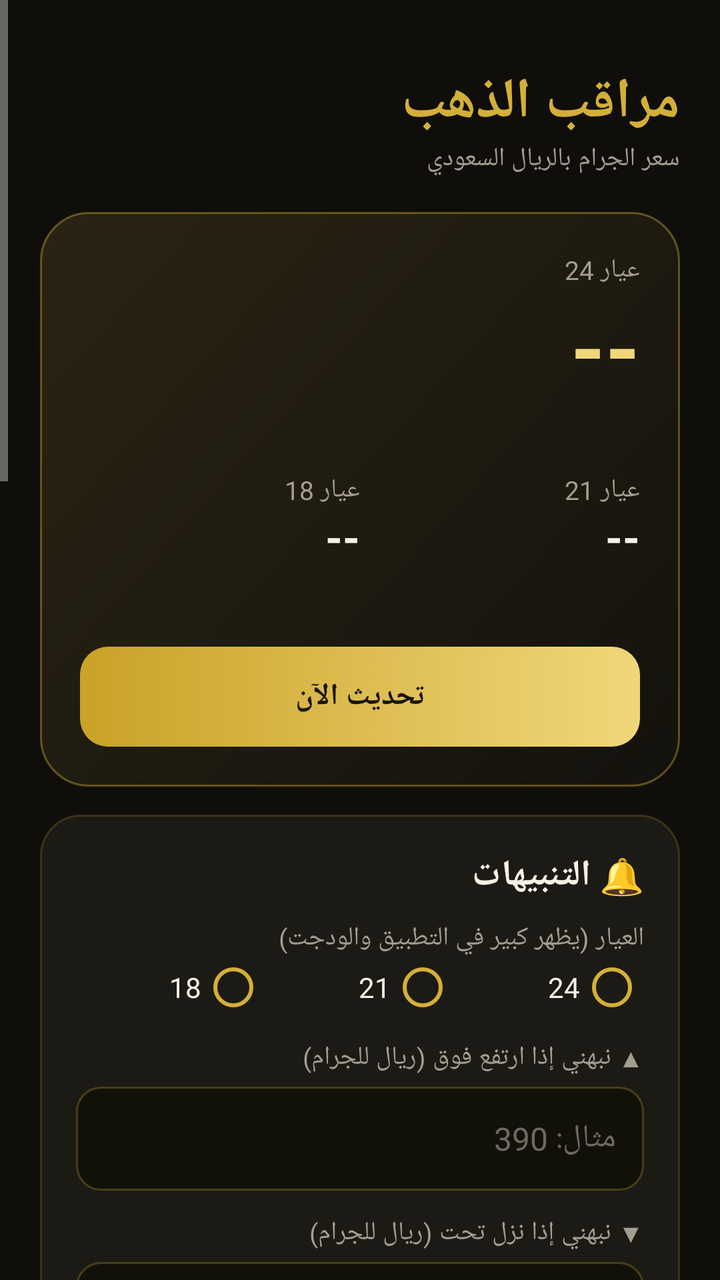
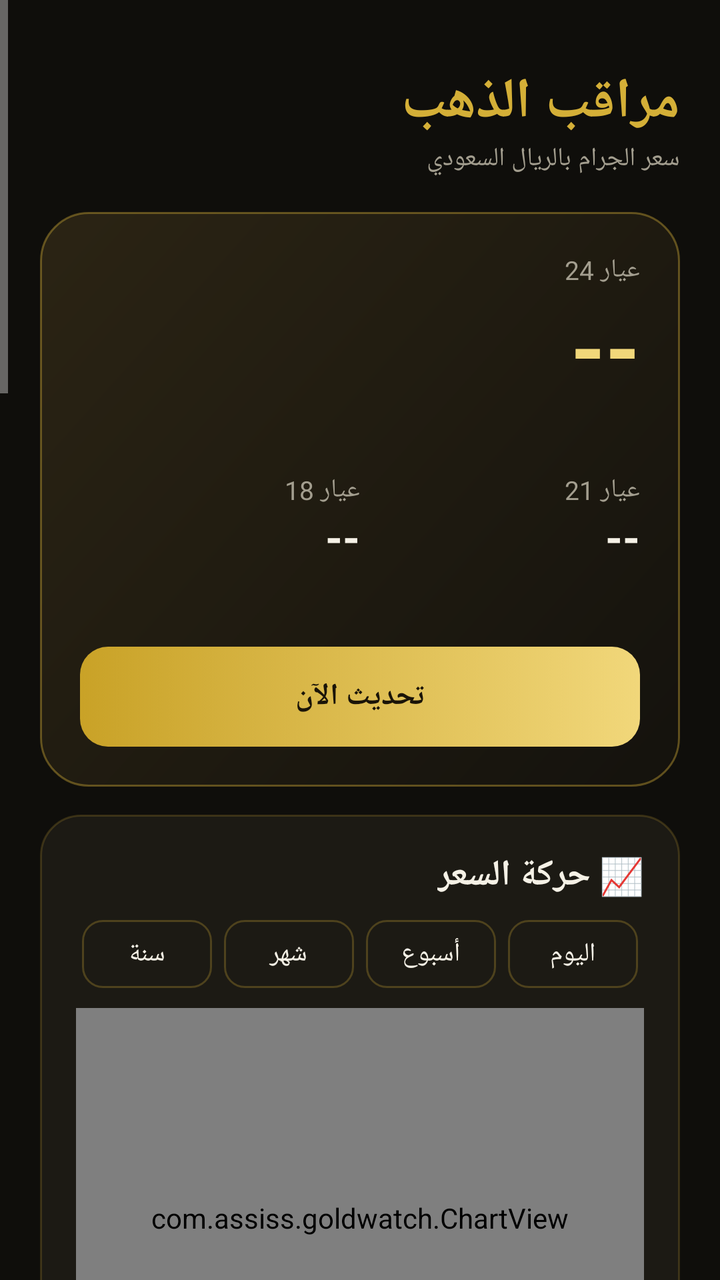

Screens rendered from an Android XML layout before and after an edit, with the pre-edit source and the edit as a unified diff.
<!-- AndroidManifest.xml: application theme AppTheme -->
<!-- res/layout/activity_main.xml -->
<?xml version="1.0" encoding="utf-8"?>
<ScrollView xmlns:android="http://schemas.android.com/apk/res/android"
    android:layout_width="match_parent"
    android:layout_height="match_parent"
    android:fillViewport="true"
    android:layoutDirection="rtl">

    <LinearLayout
        android:layout_width="match_parent"
        android:layout_height="wrap_content"
        android:orientation="vertical"
        android:padding="20dp">

        <LinearLayout
            android:layout_width="match_parent"
            android:layout_height="wrap_content"
            android:layout_marginTop="12dp"
            android:orientation="horizontal"
            android:gravity="top">
            <LinearLayout
                android:layout_width="0dp"
                android:layout_height="wrap_content"
                android:layout_weight="1"
                android:orientation="vertical">
                <TextView
                    android:layout_width="wrap_content"
                    android:layout_height="wrap_content"
                    android:text="مراقب الذهب"
                    android:textColor="@color/gold"
                    android:textSize="28sp"
                    android:textStyle="bold" />
                <TextView style="@style/Label"
                    android:text="سعر الجرام بالريال السعودي" />
            </LinearLayout>

            
            <LinearLayout
                android:id="@+id/dedication"
                android:layout_width="wrap_content"
                android:layout_height="wrap_content"
                android:layout_marginTop="4dp"
                android:orientation="vertical"
                android:gravity="center"
                android:background="@drawable/badge_bg"
                android:paddingStart="14dp"
                android:paddingEnd="14dp"
                android:paddingTop="6dp"
                android:paddingBottom="8dp"
                android:visibility="gone">
                <TextView
                    android:layout_width="wrap_content"
                    android:layout_height="wrap_content"
                    android:text="✦ نسخة خاصة ✦"
                    android:textColor="@color/muted"
                    android:textSize="11sp" />
                <TextView
                    android:id="@+id/dedicationName"
                    android:layout_width="wrap_content"
                    android:layout_height="wrap_content"
                    android:textColor="@color/gold_light"
                    android:textSize="14sp"
                    android:textStyle="bold" />
            </LinearLayout>
        </LinearLayout>

        
        <LinearLayout
            android:layout_width="match_parent"
            android:layout_height="wrap_content"
            android:layout_marginTop="18dp"
            android:orientation="vertical"
            android:background="@drawable/hero_bg"
            android:padding="20dp">
            <TextView android:id="@+id/lMain" style="@style/Label" android:text="عيار 24" />
            <TextView android:id="@+id/pMain"
                android:layout_width="wrap_content" android:layout_height="wrap_content"
                android:text="--" android:textColor="@color/gold_light"
                android:textSize="44sp" android:textStyle="bold" />
            <TextView android:id="@+id/change"
                android:layout_width="wrap_content" android:layout_height="wrap_content"
                android:textColor="@color/muted" android:textSize="13sp" />

            
            <LinearLayout android:id="@+id/bankRow"
                android:layout_width="match_parent" android:layout_height="wrap_content"
                android:layout_marginTop="14dp" android:orientation="horizontal"
                android:background="@drawable/input_bg" android:padding="12dp"
                android:visibility="gone">
                <LinearLayout android:layout_width="0dp" android:layout_height="wrap_content"
                    android:layout_weight="1" android:orientation="vertical" android:gravity="center">
                    <TextView style="@style/Label" android:text="بيع للبنك" android:textSize="11sp" />
                    <TextView android:id="@+id/pSell" android:layout_width="wrap_content"
                        android:layout_height="wrap_content" android:text="--"
                        android:textColor="#FF8A80" android:textSize="17sp" android:textStyle="bold" />
                </LinearLayout>
                <LinearLayout android:layout_width="0dp" android:layout_height="wrap_content"
                    android:layout_weight="1" android:orientation="vertical" android:gravity="center">
                    <TextView style="@style/Label" android:text="العالمي" android:textSize="11sp" />
                    <TextView android:id="@+id/pWorld" android:layout_width="wrap_content"
                        android:layout_height="wrap_content" android:text="--"
                        android:textColor="@color/text" android:textSize="17sp" android:textStyle="bold" />
                </LinearLayout>
                <LinearLayout android:layout_width="0dp" android:layout_height="wrap_content"
                    android:layout_weight="1" android:orientation="vertical" android:gravity="center">
                    <TextView style="@style/Label" android:text="شراء من البنك" android:textSize="11sp" />
                    <TextView android:id="@+id/pBuy" android:layout_width="wrap_content"
                        android:layout_height="wrap_content" android:text="--"
                        android:textColor="#80E0A0" android:textSize="17sp" android:textStyle="bold" />
                </LinearLayout>
            </LinearLayout>

            <LinearLayout android:layout_width="match_parent" android:layout_height="wrap_content"
                android:layout_marginTop="16dp" android:orientation="horizontal">
                <LinearLayout android:layout_width="0dp" android:layout_height="wrap_content"
                    android:layout_weight="1" android:orientation="vertical">
                    <TextView android:id="@+id/lA" style="@style/Label" android:text="عيار 21" />
                    <TextView android:id="@+id/pA" android:layout_width="wrap_content"
                        android:layout_height="wrap_content" android:text="--"
                        android:textColor="@color/text" android:textSize="22sp" android:textStyle="bold" />
                </LinearLayout>
                <LinearLayout android:layout_width="0dp" android:layout_height="wrap_content"
                    android:layout_weight="1" android:orientation="vertical">
                    <TextView android:id="@+id/lB" style="@style/Label" android:text="عيار 18" />
                    <TextView android:id="@+id/pB" android:layout_width="wrap_content"
                        android:layout_height="wrap_content" android:text="--"
                        android:textColor="@color/text" android:textSize="22sp" android:textStyle="bold" />
                </LinearLayout>
            </LinearLayout>

            <TextView android:id="@+id/time"
                android:layout_width="wrap_content" android:layout_height="wrap_content"
                android:layout_marginTop="12dp" android:textColor="#7D786B" android:textSize="12sp" />
            <Button android:id="@+id/refresh" style="@style/GoldBtn" android:text="تحديث الآن" />
        </LinearLayout>

        
        <LinearLayout style="@style/Card">
            <TextView android:layout_width="wrap_content" android:layout_height="wrap_content"
                android:text="🔔 التنبيهات" android:textColor="@color/text"
                android:textSize="18sp" android:textStyle="bold" />
            <TextView style="@style/Label" android:layout_marginTop="10dp" android:text="العيار (يظهر كبير في التطبيق والودجت)" />
            <RadioGroup android:id="@+id/karats"
                android:layout_width="match_parent" android:layout_height="wrap_content"
                android:orientation="horizontal">
                <RadioButton android:id="@+id/k24" android:layout_width="0dp" android:layout_weight="1"
                    android:layout_height="wrap_content" android:text="24" android:textColor="@color/text"
                    android:buttonTint="@color/gold" />
                <RadioButton android:id="@+id/k21" android:layout_width="0dp" android:layout_weight="1"
                    android:layout_height="wrap_content" android:text="21" android:textColor="@color/text"
                    android:buttonTint="@color/gold" />
                <RadioButton android:id="@+id/k18" android:layout_width="0dp" android:layout_weight="1"
                    android:layout_height="wrap_content" android:text="18" android:textColor="@color/text"
                    android:buttonTint="@color/gold" />
            </RadioGroup>

            <TextView style="@style/Label" android:layout_marginTop="10dp"
                android:text="▲ نبهني إذا ارتفع فوق (ريال للجرام)" />
            <EditText android:id="@+id/up" style="@style/Input" android:hint="مثال: 390" />

            <TextView style="@style/Label" android:layout_marginTop="12dp"
                android:text="▼ نبهني إذا نزل تحت (ريال للجرام)" />
            <EditText android:id="@+id/low" style="@style/Input" android:hint="مثال: 370" />

            <Button android:id="@+id/save" style="@style/GoldBtn" android:text="حفظ التنبيه" />
            <Button android:id="@+id/clear" style="@style/GhostBtn" android:text="إلغاء التنبيهات" />
            <Button android:id="@+id/testAlert" style="@style/GhostBtn" android:text="🔔 جرّب التنبيه" />
            <TextView android:id="@+id/alertStatus"
                android:layout_width="wrap_content" android:layout_height="wrap_content"
                android:layout_marginTop="12dp" android:textColor="@color/gold_light"
                android:textSize="14sp" android:lineSpacingExtra="4dp" />
        </LinearLayout>

        
        <LinearLayout style="@style/Card">
            <TextView android:layout_width="wrap_content" android:layout_height="wrap_content"
                android:text="🏦 سعر البنك" android:textColor="@color/text"
                android:textSize="18sp" android:textStyle="bold" />
            <TextView style="@style/Label" android:layout_marginTop="8dp" android:lineSpacingExtra="3dp"
                android:text="اكتب فرق البنك عن السعر العالمي (٪)، وتطلع لك أسعار البيع والشراء جنب السعر العالمي. واختر أي سعر يكون عليه التنبيه والرقم الكبير. خلها 0 للسعر العالمي بس." />
            <RadioGroup android:id="@+id/marginMode"
                android:layout_width="match_parent" android:layout_height="wrap_content"
                android:layout_marginTop="8dp" android:orientation="horizontal">
                <RadioButton android:id="@+id/modeSell" android:layout_width="0dp" android:layout_weight="1"
                    android:layout_height="wrap_content" android:text="التنبيه على سعر البيع"
                    android:textColor="@color/text" android:buttonTint="@color/gold" />
                <RadioButton android:id="@+id/modeBuy" android:layout_width="0dp" android:layout_weight="1"
                    android:layout_height="wrap_content" android:text="التنبيه على سعر الشراء"
                    android:textColor="@color/text" android:buttonTint="@color/gold" />
            </RadioGroup>
            <EditText android:id="@+id/margin" style="@style/Input" android:hint="فرق البنك ٪ — الأهلي تقريباً 1" />
            <Button android:id="@+id/saveMargin" style="@style/GoldBtn" android:text="حفظ" />
        </LinearLayout>

        
        <LinearLayout style="@style/Card">
            <TextView android:layout_width="wrap_content" android:layout_height="wrap_content"
                android:text="الإعداد" android:textColor="@color/text"
                android:textSize="18sp" android:textStyle="bold" />
            <Button android:id="@+id/addWidget" style="@style/GoldBtn" android:text="أضف الودجت للشاشة" />
            <Button android:id="@+id/battery" style="@style/GhostBtn" android:text="استثناء التطبيق من توفير البطارية" />
            <TextView style="@style/Label" android:layout_marginTop="12dp" android:lineSpacingExtra="4dp"
                android:text="• السعر يتحدث تلقائياً كل 15 دقيقة تقريباً (أقل مدة يسمح فيها أندرويد).\n• الأسعار عالمية محوّلة للريال على سعر 3.75، وقد تختلف عن أسعار المحلات بسبب المصنعية والضريبة.\n• استثناء التطبيق من توفير البطارية يضمن وصول التنبيهات في وقتها." />
        </LinearLayout>

        
        <View
            android:layout_width="48dp"
            android:layout_height="2dp"
            android:layout_gravity="center_horizontal"
            android:layout_marginTop="28dp"
            android:background="@color/gold" />
        <TextView
            android:layout_width="wrap_content"
            android:layout_height="wrap_content"
            android:layout_gravity="center_horizontal"
            android:layout_marginTop="12dp"
            android:text="تصميم وتطوير"
            android:textColor="@color/muted"
            android:textSize="12sp" />
        <TextView
            android:layout_width="wrap_content"
            android:layout_height="wrap_content"
            android:layout_gravity="center_horizontal"
            android:layout_marginTop="2dp"
            android:text="مسفر القحطاني"
            android:textColor="@color/gold"
            android:textSize="18sp"
            android:textStyle="bold"
            android:letterSpacing="0.05" />
        <TextView
            android:id="@+id/version"
            android:layout_width="wrap_content"
            android:layout_height="wrap_content"
            android:layout_gravity="center_horizontal"
            android:layout_marginTop="4dp"
            android:layout_marginBottom="16dp"
            android:textColor="#5E5A4F"
            android:textSize="11sp" />
    </LinearLayout>
</ScrollView>
<!-- resources referenced by this layout -->
<resources>
  <color name="gold">#D4AF37</color>
  <color name="gold_light">#F1D77A</color>
  <color name="muted">#A39E8F</color>
  <color name="text">#F5F1E6</color>
  <!-- drawable badge_bg (drawable) -->
  <shape xmlns:android="http://schemas.android.com/apk/res/android" android:shape="rectangle">
      <gradient android:angle="315" android:startColor="#3A2F12" android:endColor="#1C1A14" />
      <corners android:radius="14dp" />
      <stroke android:width="1dp" android:color="#AAD4AF37" />
  </shape>
  <!-- drawable hero_bg (drawable) -->
  <shape xmlns:android="http://schemas.android.com/apk/res/android" android:shape="rectangle">
      <gradient android:angle="315" android:startColor="#2B2414" android:endColor="#14120D" />
      <corners android:radius="24dp" />
      <stroke android:width="1dp" android:color="#66D4AF37" />
  </shape>
  <!-- drawable input_bg (drawable) -->
  <shape xmlns:android="http://schemas.android.com/apk/res/android" android:shape="rectangle">
      <solid android:color="#121109" />
      <corners android:radius="12dp" />
      <stroke android:width="1dp" android:color="#44D4AF37" />
  </shape>
  <style name="Card">
          <item name="android:layout_width">match_parent</item>
          <item name="android:layout_height">wrap_content</item>
          <item name="android:orientation">vertical</item>
          <item name="android:background">@drawable/card_bg</item>
          <item name="android:padding">18dp</item>
          <item name="android:layout_marginTop">14dp</item>
      </style>
  <style name="GhostBtn" parent="GoldBtn">
          <item name="android:background">@drawable/btn_ghost</item>
          <item name="android:textColor">@color/gold</item>
      </style>
  <style name="GoldBtn">
          <item name="android:layout_width">match_parent</item>
          <item name="android:layout_height">50dp</item>
          <item name="android:background">@drawable/btn_gold</item>
          <item name="android:textColor">#1A1408</item>
          <item name="android:textStyle">bold</item>
          <item name="android:textSize">15sp</item>
          <item name="android:layout_marginTop">12dp</item>
          <item name="android:stateListAnimator">@null</item>
      </style>
  <style name="Label">
          <item name="android:layout_width">wrap_content</item>
          <item name="android:layout_height">wrap_content</item>
          <item name="android:textColor">@color/muted</item>
          <item name="android:textSize">13sp</item>
      </style>
  <!-- drawable card_bg (drawable) -->
  <shape xmlns:android="http://schemas.android.com/apk/res/android" android:shape="rectangle">
      <solid android:color="@color/card" />
      <corners android:radius="20dp" />
      <stroke android:width="1dp" android:color="#33D4AF37" />
  </shape>
  <!-- drawable btn_ghost (drawable) -->
  <selector xmlns:android="http://schemas.android.com/apk/res/android">
      <item android:state_pressed="true">
          <shape><solid android:color="#22D4AF37" /><corners android:radius="14dp" /><stroke android:width="1dp" android:color="@color/gold" /></shape>
      </item>
      <item>
          <shape><solid android:color="#00000000" /><corners android:radius="14dp" /><stroke android:width="1dp" android:color="#88D4AF37" /></shape>
      </item>
  </selector>
  <color name="bg">#0F0E0B</color>
  <color name="card">#1C1A14</color>
  <!-- unchanged entries left out for length: 3 -->
</resources>

<!-- the commit's change to res/layout/activity_main.xml (unified diff, before → after) -->
@@ -136,6 +136,40 @@
         
         <LinearLayout style="@style/Card">
             <TextView android:layout_width="wrap_content" android:layout_height="wrap_content"
+                android:text="📈 حركة السعر" android:textColor="@color/text"
+                android:textSize="18sp" android:textStyle="bold" />
+            <LinearLayout android:layout_width="match_parent" android:layout_height="wrap_content"
+                android:layout_marginTop="10dp" android:orientation="horizontal">
+                <TextView android:id="@+id/tDay" android:layout_width="0dp" android:layout_weight="1"
+                    android:layout_height="34dp" android:layout_marginStart="3dp" android:layout_marginEnd="3dp"
+                    android:gravity="center" android:text="اليوم" android:textColor="@color/text"
+                    android:textSize="13sp" android:background="@drawable/tab_bg" />
+                <TextView android:id="@+id/tWeek" android:layout_width="0dp" android:layout_weight="1"
+                    android:layout_height="34dp" android:layout_marginStart="3dp" android:layout_marginEnd="3dp"
+                    android:gravity="center" android:text="أسبوع" android:textColor="@color/text"
+                    android:textSize="13sp" android:background="@drawable/tab_bg" />
+                <TextView android:id="@+id/tMonth" android:layout_width="0dp" android:layout_weight="1"
+                    android:layout_height="34dp" android:layout_marginStart="3dp" android:layout_marginEnd="3dp"
+                    android:gravity="center" android:text="شهر" android:textColor="@color/text"
+                    android:textSize="13sp" android:background="@drawable/tab_bg" />
+                <TextView android:id="@+id/tYear" android:layout_width="0dp" android:layout_weight="1"
+                    android:layout_height="34dp" android:layout_marginStart="3dp" android:layout_marginEnd="3dp"
+                    android:gravity="center" android:text="سنة" android:textColor="@color/text"
+                    android:textSize="13sp" android:background="@drawable/tab_bg" />
+            </LinearLayout>
+            <com.assiss.goldwatch.ChartView android:id="@+id/chart"
+                android:layout_width="match_parent" android:layout_height="210dp"
+                android:layout_marginTop="10dp" android:layoutDirection="ltr" />
+            <TextView android:id="@+id/chartInfo" android:layout_width="wrap_content"
+                android:layout_height="wrap_content" android:layout_marginTop="6dp"
+                android:textColor="@color/muted" android:textSize="13sp" />
+            <TextView style="@style/Label" android:layout_marginTop="2dp" android:textSize="11sp"
+                android:text="اسحب إصبعك على الخط لعرض سعر أي نقطة" />
+        </LinearLayout>
+
+        
+        <LinearLayout style="@style/Card">
+            <TextView android:layout_width="wrap_content" android:layout_height="wrap_content"
                 android:text="🔔 التنبيهات" android:textColor="@color/text"
                 android:textSize="18sp" android:textStyle="bold" />
             <TextView style="@style/Label" android:layout_marginTop="10dp" android:text="العيار (يظهر كبير في التطبيق والودجت)" />
<!-- resource entries referenced after the edit -->
@@ -22,6 +22,15 @@
       <corners android:radius="12dp" />
       <stroke android:width="1dp" android:color="#44D4AF37" />
   </shape>
+  <!-- drawable tab_bg (drawable) -->
+  <selector xmlns:android="http://schemas.android.com/apk/res/android">
+      <item android:state_selected="true">
+          <shape><solid android:color="#D4AF37" /><corners android:radius="10dp" /></shape>
+      </item>
+      <item>
+          <shape><solid android:color="#00000000" /><corners android:radius="10dp" /><stroke android:width="1dp" android:color="#44D4AF37" /></shape>
+      </item>
+  </selector>
   <style name="Card">
           <item name="android:layout_width">match_parent</item>
           <item name="android:layout_height">wrap_content</item>
